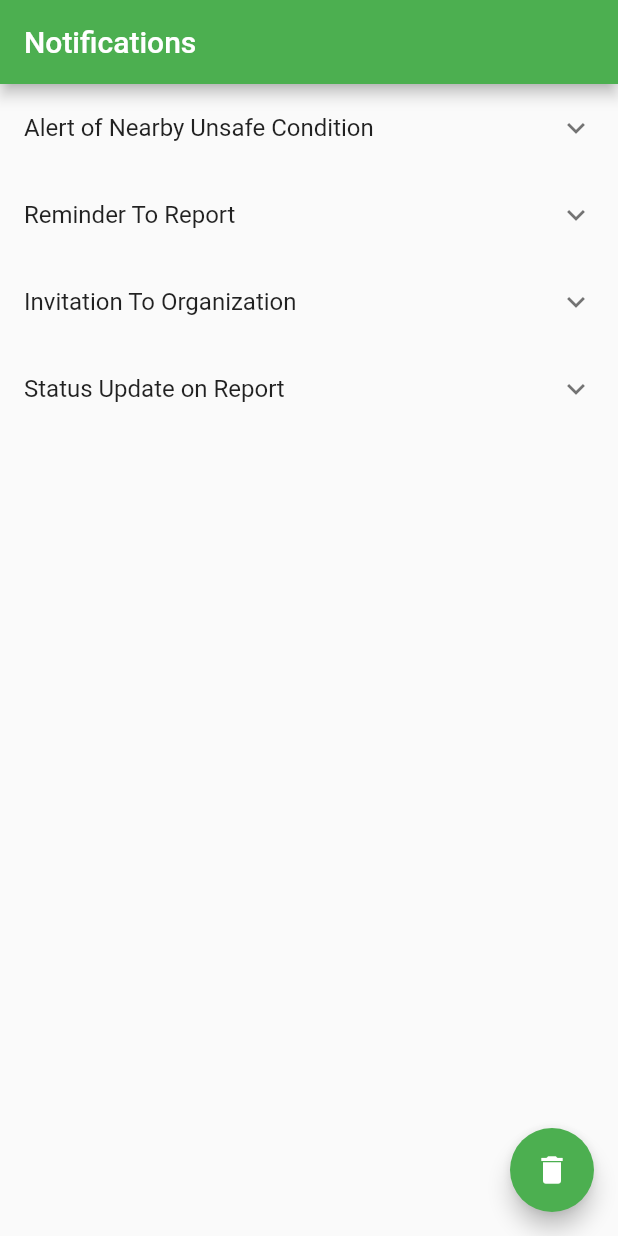
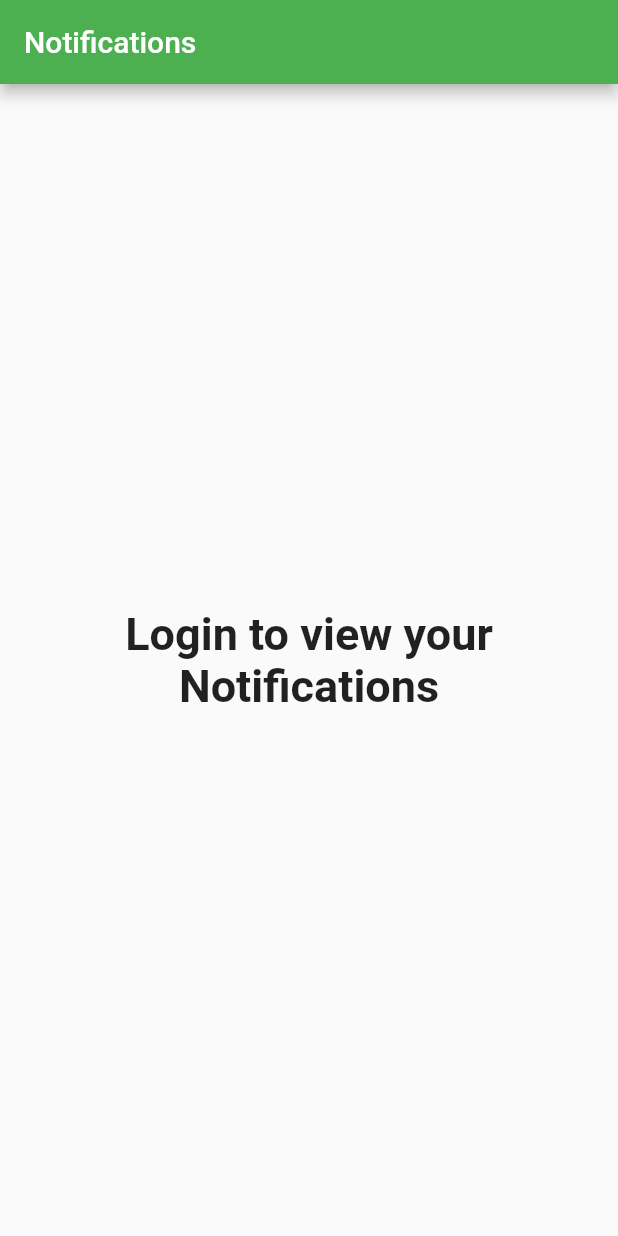
Before and after one commit to ShroudofDark/ClearAvenues-FrontEnd, a Flutter app: the NotificationScreen screen opened by its route, on a phone screen of 412 x 824 dp. Run offline on Flutter 3.47's test engine with Material 2 defaults, Android fonts, the phone set to English and light mode, and no system bars; our stand-ins replace flutter_local_notifications, flutter_riverpod, geocoding, go_router, google_maps_flutter, image_picker and 2 more; missing offline and left inert: flutter_cupertino_datetime_picker.

Commit message:
Revamping Notification Screen
Currently in process of rebuilding the notification screen. Right now can basically add any notification to the global "notifications" list. Although only the reminder to report ones have a fully fleshed out display widget currently. The other ones are just text for now. Need to get some sleep, but will finish those off when I continue working on them.

```diff
--- a/lib/features/account/notification_screen.dart
+++ b/lib/features/account/notification_screen.dart
@@ -1,67 +1,92 @@
+import 'package:clear_avenues/providers.dart';
+import 'package:clear_avenues/models/Notification.dart';
 import 'package:flutter/material.dart';
+import 'package:flutter_riverpod/flutter_riverpod.dart';
 
-class NotificationScreen extends StatefulWidget {
+class NotificationScreen extends ConsumerStatefulWidget {
   const NotificationScreen({super.key});
-  //TODO
 
   @override
-  State<NotificationScreen> createState() => _NotificationScreenState();
+  ConsumerState<NotificationScreen> createState() => _NotificationScreenState();
 }
 
-class _NotificationScreenState extends State<NotificationScreen> {
-  final List<Map<String, String>> _notifications = [ {"title": "Alert of Nearby Unsafe Condition",
-    "details": "Details about the Alert of Nearby Unsafe Condition"},
-    {"title": "Reminder To Report",
-      "details": "Details about the Reminder To Report"},
-    {"title": "Invitation To Organization",
-      "details": "Details about the Invitation To Organization" },
-    {"title": "Status Update on Report",
-      "details": "Details about the Status Update on Report"},
+class _NotificationScreenState extends ConsumerState<NotificationScreen> {
+  final List<Map<String, String>> _notifications = [
+    {
+      "title": "Alert of Nearby Unsafe Condition",
+      "details": "Details about the Alert of Nearby Unsafe Condition"
+    },
+    {
+      "title": "Reminder To Report",
+      "details": "Details about the Reminder To Report"
+    },
+    {
+      "title": "Invitation To Organization",
+      "details": "Details about the Invitation To Organization"
+    },
+    {
+      "title": "Status Update on Report",
+      "details": "Details about the Status Update on Report"
+    },
   ];
 
   @override
   Widget build(BuildContext context) {
-    return Scaffold(
+    final user = ref.watch(userProvider);
+    final userName = user.name;
+    if (userName != null) {
+      return Scaffold(
         appBar: AppBar(
           title: const Text("Notifications"),
         ),
-        body: ListView.builder(
-          itemCount: _notifications.length,
-          itemBuilder: (context, index) {
-            return ExpansionTile(
-                title: Text(_notifications[index]["title"]!),
-                children: <Widget>[
-                Container(
-                     padding: const EdgeInsets.all(16.0),
-                     child: Text(_notifications[index]["details"]!),
-            ),
-                Container(
-                     padding: const EdgeInsets.all(16.0),
-                     child: Row(
-                      mainAxisAlignment: MainAxisAlignment.end,
-                      children: <Widget>[
-                        IconButton(
-                            icon: const Icon(Icons.delete),
-                            onPressed: () {setState(() {
-                            _notifications.removeAt(index);
-                            });
-                          },
-                        ),
-                      ],
-                     ),
-                ),
-            ],
-        );
-        },
+        body: StreamBuilder<List<MyNotification>>(
+          stream: fetchNotifications(),
+          builder: (context, AsyncSnapshot<List<MyNotification>> snapshot) {
+            if (!snapshot.hasData) {
+              return const Center(child: CircularProgressIndicator());
+            }
+            else {
+              return ListView.builder(
+                itemCount: snapshot.data!.length,
+                itemBuilder: (context, index) {
+                  return snapshot.data![index].displayNotification(index, context);
+                },
+              );
+            }
+          }
         ),
-        floatingActionButton: FloatingActionButton(
-            child: const Icon(Icons.delete),
-            onPressed: () {
-            setState(() {
-            _notifications.clear();
-            });
-        },
+      //TODO below button is for debugging
+      floatingActionButton: ElevatedButton(
+          child: const Text("Add Notification"),
+          onPressed: () {
+            defaultList.add(exampleNotification);
+          },
         ),
-    );
+      );
+    }
+    //User isn't logged in
+    else {
+      return Scaffold(
+        appBar:  AppBar(
+          title: const Text("Notifications"),
+        ),
+        body: const Center(
+            child: Text("Login to view your Notifications",
+              textAlign: TextAlign.center,
+              style: TextStyle(
+                fontSize: 30,
+                fontWeight: FontWeight.bold,
+              ),
+            )
+        ),
+      );
+    }
+  }
+
+  Stream<List<MyNotification>> fetchNotifications() async* {
+    while (true) {
+      await Future.delayed(const Duration(seconds: 1), () {});
+      yield defaultList;
+    }
   }
 }
```
Also changed, not shown: lib/models/Notification.dart (added, +164 -0 lines).
